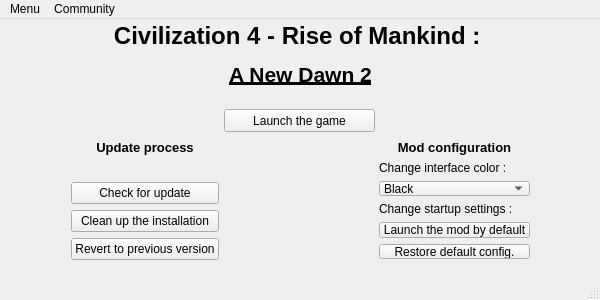
Above: mainwindow.ui from dbkblk/rand_launcher before the change. Below: the same form after it.
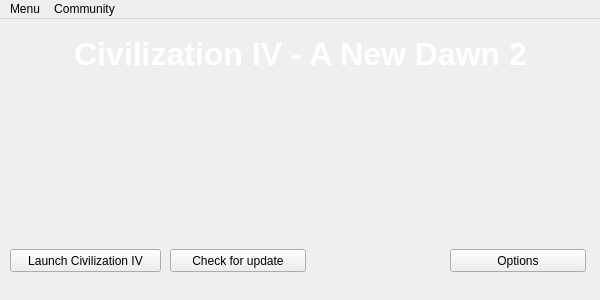
That is the form after the change.

Commit message: (Temp update) New launcher layout

The edit to the form file:
```diff
--- a/mainwindow.ui
+++ b/mainwindow.ui
@@ -31,11 +31,20 @@
   <property name="windowTitle">
    <string>MainWindow</string>
   </property>
+  <property name="styleSheet">
+   <string notr="true"/>
+  </property>
   <property name="locale">
    <locale language="English" country="UnitedKingdom"/>
   </property>
+  <property name="documentMode">
+   <bool>false</bool>
+  </property>
   <widget class="QWidget" name="centralWidget">
-   <widget class="QLabel" name="label">
+   <property name="styleSheet">
+    <string notr="true"/>
+   </property>
+   <widget class="QLabel" name="lb_title">
     <property name="geometry">
      <rect>
       <x>0</x>
@@ -45,175 +54,67 @@
      </rect>
     </property>
     <property name="text">
-     <string>&lt;html&gt;&lt;head/&gt;&lt;body&gt;&lt;p&gt;&lt;span style=&quot; font-size:18pt; font-weight:600;&quot;&gt;Civilization 4 - Rise of Mankind : &lt;/span&gt;&lt;/p&gt;&lt;p align=&quot;center&quot;&gt;&lt;span style=&quot; font-size:16pt; font-weight:600; text-decoration: underline;&quot;&gt;A New Dawn 2&lt;/span&gt;&lt;/p&gt;&lt;/body&gt;&lt;/html&gt;</string>
+     <string>&lt;html&gt;&lt;head/&gt;&lt;body&gt;&lt;p&gt;&lt;span style=&quot; font-size:24pt; font-weight:600; color:#ffffff;&quot;&gt;Civilization IV - A New Dawn 2&lt;/span&gt;&lt;/p&gt;&lt;/body&gt;&lt;/html&gt;</string>
     </property>
     <property name="alignment">
      <set>Qt::AlignCenter</set>
     </property>
    </widget>
-   <widget class="QWidget" name="layoutWidget">
+   <widget class="QPushButton" name="bt_launch">
     <property name="geometry">
      <rect>
-      <x>60</x>
-      <y>110</y>
-      <width>481</width>
-      <height>142</height>
-     </rect>
-    </property>
-    <layout class="QHBoxLayout" name="horizontalLayout">
-     <property name="sizeConstraint">
-      <enum>QLayout::SetDefaultConstraint</enum>
-     </property>
-     <item>
-      <layout class="QVBoxLayout" name="verticalLayout_2">
-       <item>
-        <widget class="QLabel" name="label_2">
-         <property name="text">
-          <string>&lt;html&gt;&lt;head/&gt;&lt;body&gt;&lt;p align=&quot;center&quot;&gt;&lt;span style=&quot; font-size:10pt; font-weight:600;&quot;&gt;Update process&lt;/span&gt;&lt;/p&gt;&lt;/body&gt;&lt;/html&gt;</string>
-         </property>
-         <property name="alignment">
-          <set>Qt::AlignHCenter|Qt::AlignTop</set>
-         </property>
-        </widget>
-       </item>
-       <item>
-        <widget class="QPushButton" name="updateButton">
-         <property name="text">
-          <string>Check for update</string>
-         </property>
-        </widget>
-       </item>
-       <item>
-        <widget class="QPushButton" name="cleanupButton">
-         <property name="text">
-          <string>Clean up the installation</string>
-         </property>
-        </widget>
-       </item>
-       <item>
-        <widget class="QPushButton" name="revertButton">
-         <property name="text">
-          <string>Revert to previous version</string>
-         </property>
-        </widget>
-       </item>
-      </layout>
-     </item>
-     <item>
-      <spacer name="horizontalSpacer">
-       <property name="orientation">
-        <enum>Qt::Horizontal</enum>
-       </property>
-       <property name="sizeHint" stdset="0">
-        <size>
-         <width>40</width>
-         <height>20</height>
-        </size>
-       </property>
-      </spacer>
-     </item>
-     <item>
-      <layout class="QVBoxLayout" name="verticalLayout">
-       <item>
-        <widget class="QLabel" name="label_3">
-         <property name="text">
-          <string>&lt;html&gt;&lt;head/&gt;&lt;body&gt;&lt;p&gt;&lt;span style=&quot; font-size:10pt; font-weight:600;&quot;&gt;Mod configuration&lt;/span&gt;&lt;/p&gt;&lt;/body&gt;&lt;/html&gt;</string>
-         </property>
-         <property name="alignment">
-          <set>Qt::AlignHCenter|Qt::AlignTop</set>
-         </property>
-        </widget>
-       </item>
-       <item>
-        <widget class="QLabel" name="label_4">
-         <property name="text">
-          <string>Change interface color :</string>
-         </property>
-        </widget>
-       </item>
-       <item>
-        <widget class="QComboBox" name="colorBox">
-         <property name="editable">
-          <bool>false</bool>
-         </property>
-         <item>
-          <property name="text">
-           <string>Black</string>
-          </property>
-         </item>
-         <item>
-          <property name="text">
-           <string>Coal</string>
-          </property>
-         </item>
-         <item>
-          <property name="text">
-           <string>Dark Red</string>
-          </property>
-         </item>
-         <item>
-          <property name="text">
-           <string>Forest</string>
-          </property>
-         </item>
-         <item>
-          <property name="text">
-           <string>Purple</string>
-          </property>
-         </item>
-         <item>
-          <property name="text">
-           <string>Red</string>
-          </property>
-         </item>
-         <item>
-          <property name="text">
-           <string>Silver</string>
-          </property>
-         </item>
-         <item>
-          <property name="text">
-           <string>Cerulean</string>
-          </property>
-         </item>
-        </widget>
-       </item>
-       <item>
-        <widget class="QLabel" name="label_5">
-         <property name="text">
-          <string>Change startup settings :</string>
-         </property>
-        </widget>
-       </item>
-       <item>
-        <widget class="QPushButton" name="autostartButton">
-         <property name="text">
-          <string>Launch the mod by default</string>
-         </property>
-        </widget>
-       </item>
-       <item>
-        <widget class="QPushButton" name="pushButton_4">
-         <property name="text">
-          <string>Restore default config.</string>
-         </property>
-        </widget>
-       </item>
-      </layout>
-     </item>
-    </layout>
-   </widget>
-   <widget class="QPushButton" name="pushButton">
-    <property name="geometry">
-     <rect>
-      <x>224</x>
-      <y>90</y>
+      <x>10</x>
+      <y>230</y>
       <width>151</width>
       <height>23</height>
      </rect>
     </property>
+    <property name="autoFillBackground">
+     <bool>false</bool>
+    </property>
+    <property name="styleSheet">
+     <string notr="true">background-image: none</string>
+    </property>
     <property name="text">
-     <string>Launch the game</string>
+     <string>Launch Civilization IV</string>
+    </property>
+    <property name="autoDefault">
+     <bool>false</bool>
+    </property>
+    <property name="flat">
+     <bool>false</bool>
+    </property>
+   </widget>
+   <widget class="QPushButton" name="bt_update">
+    <property name="geometry">
+     <rect>
+      <x>170</x>
+      <y>230</y>
+      <width>136</width>
+      <height>23</height>
+     </rect>
+    </property>
+    <property name="text">
+     <string>Check for update</string>
+    </property>
+   </widget>
+   <widget class="QPushButton" name="bt_option">
+    <property name="geometry">
+     <rect>
+      <x>450</x>
+      <y>230</y>
+      <width>136</width>
+      <height>23</height>
+     </rect>
+    </property>
+    <property name="styleSheet">
+     <string notr="true">border-image: none</string>
+    </property>
+    <property name="text">
+     <string>Options</string>
+    </property>
+    <property name="flat">
+     <bool>false</bool>
     </property>
    </widget>
   </widget>
@@ -245,7 +146,6 @@
    <addaction name="menuCivilization_4_Rise_of_Mankind_A_New_Dawn_2_Launcher"/>
    <addaction name="menuCommunity"/>
   </widget>
-  <widget class="QStatusBar" name="statusBar"/>
   <action name="actionExit">
    <property name="text">
     <string>Exit</string>
```
Left out of the diff: 7 changed lines with no effect on the pictures. The commit also changes 10 other files.
